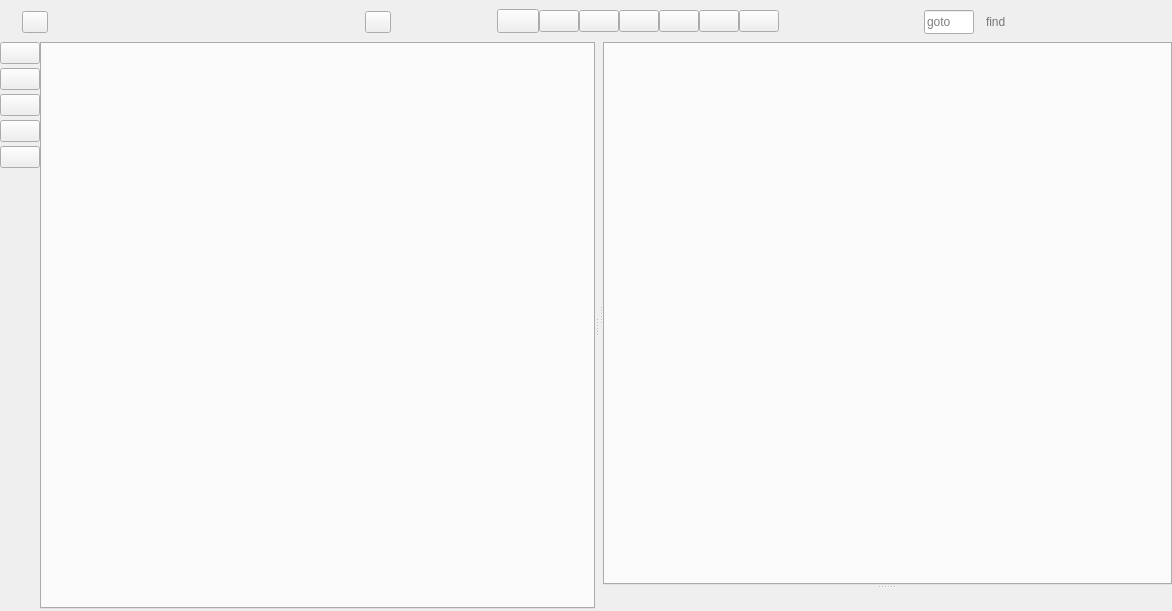
Above: scope/scope.ui from rkyleg/scope before the change. Below: the same form after it.
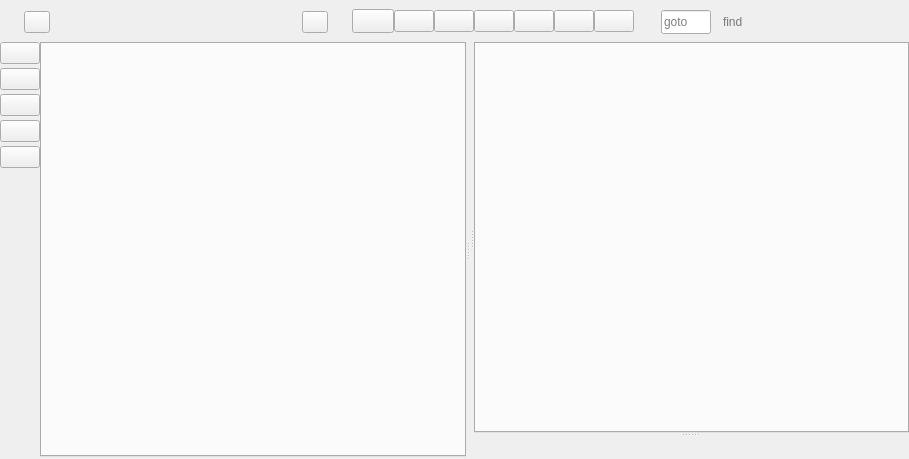
That is the form after the change. Icons and pictures are not drawn.

Commit message: bug fix for closing tabs updated spacing in top bar

The edit to the form file:
```diff
--- a/scope/scope.ui
+++ b/scope/scope.ui
@@ -6,8 +6,8 @@
    <rect>
     <x>0</x>
     <y>0</y>
-    <width>1172</width>
-    <height>611</height>
+    <width>909</width>
+    <height>459</height>
    </rect>
   </property>
   <property name="windowTitle">
@@ -330,185 +330,12 @@
       <property name="bottomMargin">
        <number>0</number>
       </property>
-      <property name="spacing">
-       <number>0</number>
-      </property>
-      <item row="0" column="7">
-       <widget class="QFrame" name="fr_topleft">
-        <property name="frameShape">
-         <enum>QFrame::NoFrame</enum>
-        </property>
-        <property name="frameShadow">
-         <enum>QFrame::Raised</enum>
-        </property>
-        <layout class="QGridLayout" name="gridLayout_3">
-         <property name="leftMargin">
-          <number>6</number>
-         </property>
-         <property name="topMargin">
-          <number>0</number>
-         </property>
-         <property name="rightMargin">
-          <number>0</number>
-         </property>
-         <property name="bottomMargin">
-          <number>0</number>
-         </property>
          <property name="horizontalSpacing">
           <number>2</number>
          </property>
          <property name="verticalSpacing">
           <number>0</number>
          </property>
-         <item row="0" column="0">
-          <spacer name="horizontalSpacer_2">
-           <property name="orientation">
-            <enum>Qt::Horizontal</enum>
-           </property>
-           <property name="sizeHint" stdset="0">
-            <size>
-             <width>2</width>
-             <height>2</height>
-            </size>
-           </property>
-          </spacer>
-         </item>
-         <item row="0" column="4">
-          <widget class="QFrame" name="fr_find">
-           <property name="maximumSize">
-            <size>
-             <width>250</width>
-             <height>16777215</height>
-            </size>
-           </property>
-           <property name="styleSheet">
-            <string notr="true"/>
-           </property>
-           <property name="frameShape">
-            <enum>QFrame::NoFrame</enum>
-           </property>
-           <property name="frameShadow">
-            <enum>QFrame::Raised</enum>
-           </property>
-           <layout class="QGridLayout" name="gridLayout_4">
-            <property name="margin">
-             <number>0</number>
-            </property>
-            <property name="spacing">
-             <number>0</number>
-            </property>
-            <item row="0" column="3">
-             <widget class="QFrame" name="fr_find_2">
-              <property name="frameShape">
-               <enum>QFrame::NoFrame</enum>
-              </property>
-              <property name="frameShadow">
-               <enum>QFrame::Raised</enum>
-              </property>
-              <property name="class" stdset="0">
-               <string>toolbarLineEdit</string>
-              </property>
-              <layout class="QGridLayout" name="gridLayout_9">
-               <property name="margin">
-                <number>0</number>
-               </property>
-               <property name="spacing">
-                <number>0</number>
-               </property>
-               <item row="0" column="0">
-                <widget class="QLineEdit" name="le_find">
-                 <property name="minimumSize">
-                  <size>
-                   <width>150</width>
-                   <height>24</height>
-                  </size>
-                 </property>
-                 <property name="styleSheet">
-                  <string notr="true">background:transparent;
-border:0px;</string>
-                 </property>
-                 <property name="placeholderText">
-                  <string>find</string>
-                 </property>
-                 <property name="class" stdset="0">
-                  <string>toolbar</string>
-                 </property>
-                </widget>
-               </item>
-               <item row="0" column="1">
-                <widget class="QPushButton" name="b_find">
-                 <property name="maximumSize">
-                  <size>
-                   <width>32</width>
-                   <height>16777215</height>
-                  </size>
-                 </property>
-                 <property name="styleSheet">
-                  <string notr="true">QPushButton {
-background:transparent;
-border-top-right-radius:3px;
-border-bottom-right-radius:3px;
-}
-QPushButton:hover,QToolButton:hover {
-	background-color: qlineargradient(spread:pad, x1:1, y1:1, x2:1, y2:0, stop:0 rgba(87, 87, 87, 150), stop:1 rgba(255, 255, 255, 150));
-}</string>
-                 </property>
-                 <property name="text">
-                  <string/>
-                 </property>
-                 <property name="icon">
-                  <iconset>
-                   <normaloff>../style/img/search.png</normaloff>../style/img/search.png</iconset>
-                 </property>
-                </widget>
-               </item>
-              </layout>
-             </widget>
-            </item>
-            <item row="0" column="1">
-             <widget class="QLineEdit" name="le_goto">
-              <property name="minimumSize">
-               <size>
-                <width>40</width>
-                <height>24</height>
-               </size>
-              </property>
-              <property name="maximumSize">
-               <size>
-                <width>50</width>
-                <height>16777215</height>
-               </size>
-              </property>
-              <property name="placeholderText">
-               <string>goto</string>
-              </property>
-              <property name="class" stdset="0">
-               <string>toolbar</string>
-              </property>
-             </widget>
-            </item>
-            <item row="0" column="2">
-             <spacer name="horizontalSpacer_8">
-              <property name="orientation">
-               <enum>Qt::Horizontal</enum>
-              </property>
-              <property name="sizeType">
-               <enum>QSizePolicy::Fixed</enum>
-              </property>
-              <property name="sizeHint" stdset="0">
-               <size>
-                <width>10</width>
-                <height>20</height>
-               </size>
-              </property>
-             </spacer>
-            </item>
-           </layout>
-          </widget>
-         </item>
-        </layout>
-       </widget>
-      </item>
       <item row="0" column="0">
        <widget class="QFrame" name="fr_mainbutton">
         <property name="frameShape">
@@ -538,9 +365,15 @@
       </item>
       <item row="0" column="1">
        <widget class="QFrame" name="fr_tab">
+        <property name="sizePolicy">
+         <sizepolicy hsizetype="Expanding" vsizetype="Preferred">
+          <horstretch>1</horstretch>
+          <verstretch>0</verstretch>
+         </sizepolicy>
+        </property>
         <property name="minimumSize">
          <size>
-          <width>0</width>
+          <width>250</width>
           <height>30</height>
          </size>
         </property>
@@ -662,8 +495,14 @@
         </layout>
        </widget>
       </item>
-      <item row="0" column="2">
+      <item row="0" column="3">
        <widget class="QFrame" name="fr_toolbar">
+        <property name="sizePolicy">
+         <sizepolicy hsizetype="MinimumExpanding" vsizetype="Preferred">
+          <horstretch>1</horstretch>
+          <verstretch>0</verstretch>
+         </sizepolicy>
+        </property>
         <property name="minimumSize">
          <size>
           <width>50</width>
@@ -695,6 +534,36 @@
          <property name="verticalSpacing">
           <number>7</number>
          </property>
+         <item row="0" column="0">
+          <spacer name="horizontalSpacer_3">
+           <property name="orientation">
+            <enum>Qt::Horizontal</enum>
+           </property>
+           <property name="sizeHint" stdset="0">
+            <size>
+             <width>2</width>
+             <height>2</height>
+            </size>
+           </property>
+          </spacer>
+         </item>
+         <item row="0" column="10">
+          <widget class="QPushButton" name="b_run">
+           <property name="toolTip">
+            <string>Run</string>
+           </property>
+           <property name="text">
+            <string/>
+           </property>
+           <property name="icon">
+            <iconset>
+             <normaloff>../style/img/tri_right.png</normaloff>../style/img/tri_right.png</iconset>
+           </property>
+           <property name="class" stdset="0">
+            <string>toolbar toolbar-individual</string>
+           </property>
+          </widget>
+         </item>
          <item row="0" column="8">
           <widget class="QPushButton" name="b_comment">
            <property name="toolTip">
@@ -712,19 +581,6 @@
            </property>
           </widget>
          </item>
-         <item row="0" column="2">
-          <spacer name="horizontalSpacer_5">
-           <property name="orientation">
-            <enum>Qt::Horizontal</enum>
-           </property>
-           <property name="sizeHint" stdset="0">
-            <size>
-             <width>4</width>
-             <height>2</height>
-            </size>
-           </property>
-          </spacer>
-         </item>
          <item row="0" column="7">
           <widget class="QPushButton" name="b_unindent">
            <property name="toolTip">
@@ -793,23 +649,6 @@
            </property>
           </widget>
          </item>
-         <item row="0" column="10">
-          <widget class="QPushButton" name="b_run">
-           <property name="toolTip">
-            <string>Run</string>
-           </property>
-           <property name="text">
-            <string/>
-           </property>
-           <property name="icon">
-            <iconset>
-             <normaloff>../style/img/tri_right.png</normaloff>../style/img/tri_right.png</iconset>
-           </property>
-           <property name="class" stdset="0">
-            <string>toolbar toolbar-individual</string>
-           </property>
-          </widget>
-         </item>
          <item row="0" column="3">
           <widget class="QPushButton" name="b_menu">
            <property name="minimumSize">
@@ -833,10 +672,23 @@
            </property>
           </widget>
          </item>
+         <item row="0" column="11">
+          <spacer name="horizontalSpacer_2">
+           <property name="orientation">
+            <enum>Qt::Horizontal</enum>
+           </property>
+           <property name="sizeHint" stdset="0">
+            <size>
+             <width>2</width>
+             <height>2</height>
+            </size>
+           </property>
+          </spacer>
+         </item>
         </layout>
        </widget>
       </item>
-      <item row="0" column="8">
+      <item row="0" column="9">
        <spacer name="horizontalSpacer_9">
         <property name="orientation">
          <enum>Qt::Horizontal</enum>
@@ -852,6 +704,169 @@
         </property>
        </spacer>
       </item>
+      <item row="0" column="8">
+       <widget class="QFrame" name="fr_topleft">
+        <property name="frameShape">
+         <enum>QFrame::NoFrame</enum>
+        </property>
+        <property name="frameShadow">
+         <enum>QFrame::Raised</enum>
+        </property>
+        <layout class="QGridLayout" name="gridLayout_3">
+         <property name="leftMargin">
+          <number>6</number>
+         </property>
+         <property name="topMargin">
+          <number>0</number>
+         </property>
+         <property name="rightMargin">
+          <number>0</number>
+         </property>
+         <property name="bottomMargin">
+          <number>0</number>
+         </property>
+         <property name="horizontalSpacing">
+          <number>2</number>
+         </property>
+         <property name="verticalSpacing">
+          <number>0</number>
+         </property>
+         <item row="0" column="4">
+          <widget class="QFrame" name="fr_find">
+           <property name="maximumSize">
+            <size>
+             <width>250</width>
+             <height>16777215</height>
+            </size>
+           </property>
+           <property name="styleSheet">
+            <string notr="true"/>
+           </property>
+           <property name="frameShape">
+            <enum>QFrame::NoFrame</enum>
+           </property>
+           <property name="frameShadow">
+            <enum>QFrame::Raised</enum>
+           </property>
+           <layout class="QGridLayout" name="gridLayout_4">
+            <property name="margin">
+             <number>0</number>
+            </property>
+            <property name="spacing">
+             <number>0</number>
+            </property>
+            <item row="0" column="3">
+             <widget class="QFrame" name="fr_find_2">
+              <property name="frameShape">
+               <enum>QFrame::NoFrame</enum>
+              </property>
+              <property name="frameShadow">
+               <enum>QFrame::Raised</enum>
+              </property>
+              <property name="class" stdset="0">
+               <string>toolbarLineEdit</string>
+              </property>
+              <layout class="QGridLayout" name="gridLayout_9">
+               <property name="margin">
+                <number>0</number>
+               </property>
+               <property name="spacing">
+                <number>0</number>
+               </property>
+               <item row="0" column="0">
+                <widget class="QLineEdit" name="le_find">
+                 <property name="minimumSize">
+                  <size>
+                   <width>150</width>
+                   <height>24</height>
+                  </size>
+                 </property>
+                 <property name="styleSheet">
+                  <string notr="true">background:transparent;
+border:0px;</string>
+                 </property>
+                 <property name="placeholderText">
+                  <string>find</string>
+                 </property>
+                 <property name="class" stdset="0">
+                  <string>toolbar</string>
+                 </property>
+                </widget>
+               </item>
+               <item row="0" column="1">
+                <widget class="QPushButton" name="b_find">
+                 <property name="maximumSize">
+                  <size>
+                   <width>32</width>
+                   <height>16777215</height>
+                  </size>
+                 </property>
+                 <property name="styleSheet">
+                  <string notr="true">QPushButton {
+background:transparent;
+border-top-right-radius:3px;
+border-bottom-right-radius:3px;
+}
+QPushButton:hover,QToolButton:hover {
+	background-color: qlineargradient(spread:pad, x1:1, y1:1, x2:1, y2:0, stop:0 rgba(87, 87, 87, 150), stop:1 rgba(255, 255, 255, 150));
+}</string>
+                 </property>
+                 <property name="text">
+                  <string/>
+                 </property>
+                 <property name="icon">
+                  <iconset>
+                   <normaloff>../style/img/search.png</normaloff>../style/img/search.png</iconset>
+                 </property>
+                </widget>
+               </item>
+              </layout>
+             </widget>
+            </item>
+            <item row="0" column="1">
+             <widget class="QLineEdit" name="le_goto">
+              <property name="minimumSize">
+               <size>
+                <width>40</width>
+                <height>24</height>
+               </size>
+              </property>
+              <property name="maximumSize">
+               <size>
+                <width>50</width>
+                <height>16777215</height>
+               </size>
+              </property>
+              <property name="placeholderText">
+               <string>goto</string>
+              </property>
+              <property name="class" stdset="0">
+               <string>toolbar</string>
+              </property>
+             </widget>
+            </item>
+            <item row="0" column="2">
+             <spacer name="horizontalSpacer_8">
+              <property name="orientation">
+               <enum>Qt::Horizontal</enum>
+              </property>
+              <property name="sizeType">
+               <enum>QSizePolicy::Fixed</enum>
+              </property>
+              <property name="sizeHint" stdset="0">
+               <size>
+                <width>10</width>
+                <height>20</height>
+               </size>
+              </property>
+             </spacer>
+            </item>
+           </layout>
+          </widget>
+         </item>
+        </layout>
+       </widget>
+      </item>
      </layout>
     </widget>
    </item>
```
Lines whose indentation alone changed are shown as unchanged. The commit also changes 4 other files.
